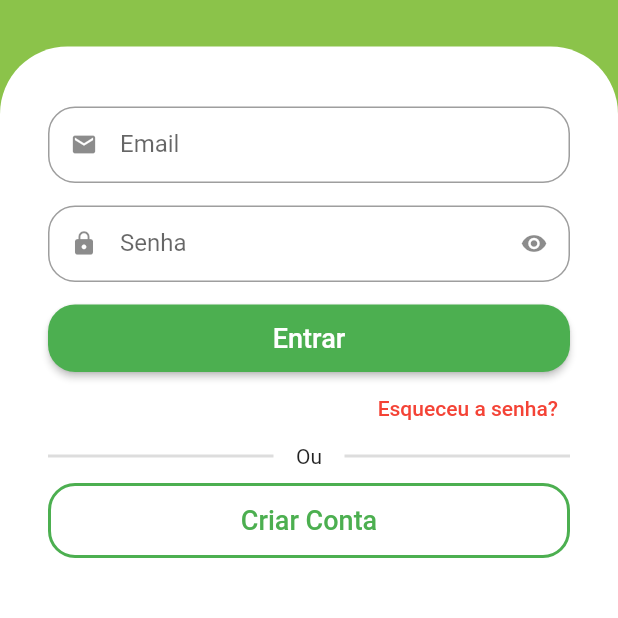
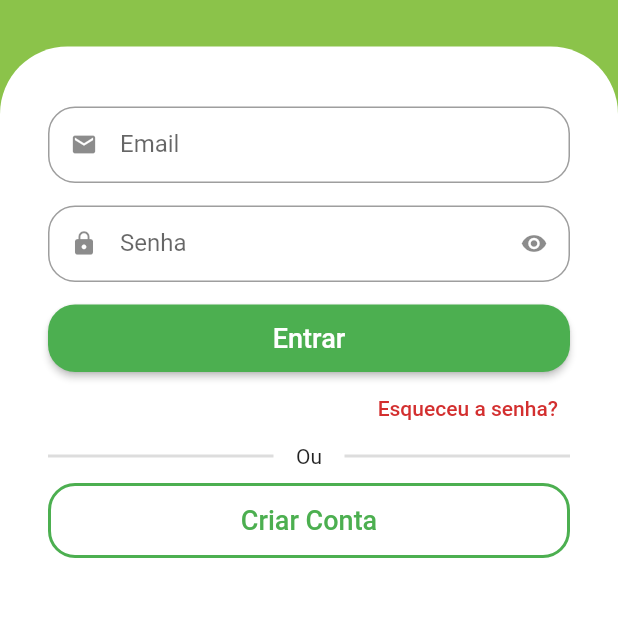
Before and after one commit to thomasbalmant/appQuitanda, a Flutter app: the screen it shows after launch, on a phone screen of 412 x 824 dp, the part 618-1236 px from its top. Run offline on Flutter 3.47's test engine with Material 2 defaults, Android fonts, the phone set to English and light mode, and no system bars; drawn by our look-alikes of animated_text_kit.

Commit message:
color forgot pass

```diff
--- a/lib/src/auth/sign_in_screen.dart
+++ b/lib/src/auth/sign_in_screen.dart
@@ -113,10 +113,10 @@ class SignInScreen extends StatelessWidget {
                   alignment: Alignment.centerRight,
                   child: TextButton(
                     onPressed: () {},
-                    child: const Text(
+                    child: Text(
                       'Esqueceu a senha?',
                       style: TextStyle(
-                        color: Colors.red,
+                        color: CustomColors.customContrastColor,
                       ),
                     ),
                   ),
```
